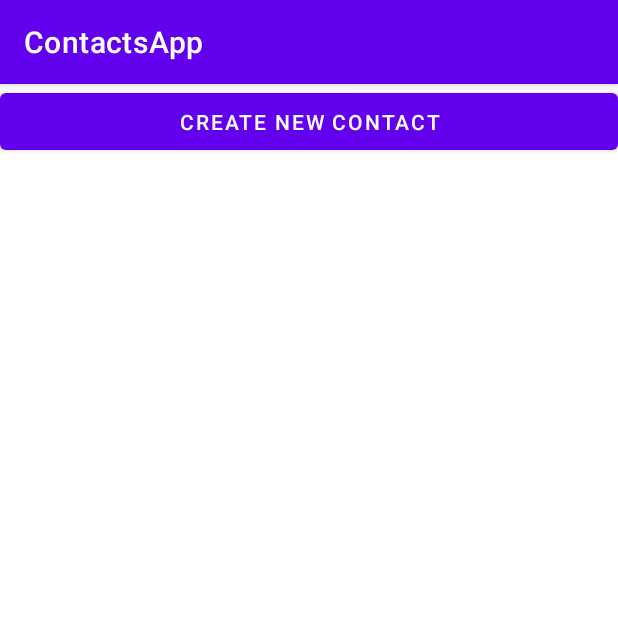
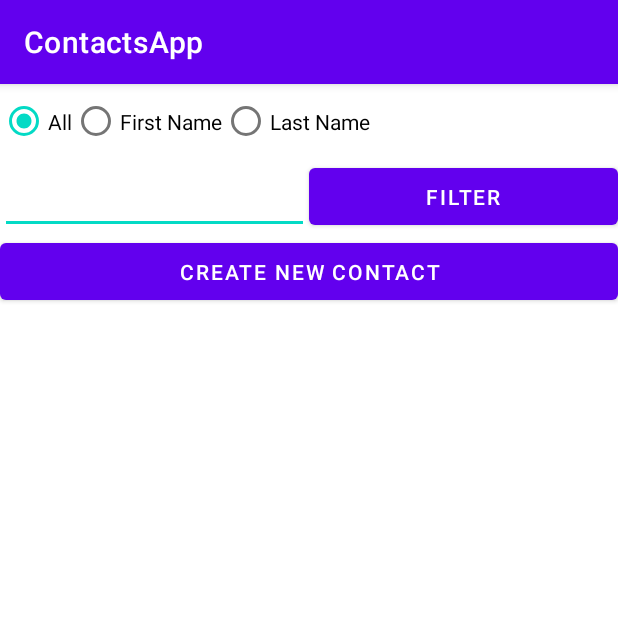
Before and after one commit to BrettDavis1/ContactsApp, an Android app: the screen it shows after launch (MainActivity), on a phone screen of 412 x 824 dp, the top half of it. Run offline under Robolectric (Android 15) with nearby library versions, the phone set to English and light mode, and no system bars; our stand-ins replace Room's generated code.

Commit message:
filter by first name and last name added

```diff
--- a/app/src/main/java/com/example/contactsapp/view/ContactsFragment.kt
+++ b/app/src/main/java/com/example/contactsapp/view/ContactsFragment.kt
@@ -24,12 +24,16 @@ import com.example.contactsapp.model.Contact
 import com.example.contactsapp.model.Header
 import com.example.contactsapp.util.ViewType
 import com.example.contactsapp.viewmodel.ContactsFragmentViewModel
+import com.google.android.material.radiobutton.MaterialRadioButton
 import kotlin.math.log
 
 
 class ContactsFragment : Fragment() {
     private lateinit var binding: FragmentContactsBinding
     private val viewModel by viewModels<ContactsFragmentViewModel>()
+    private val NO_FILTER = 0
+    private val FIRST_NAME_FILTER = 1
+    private val LAST_NAME_FILTER = 2
 //    private val arguments by navArgs<>()
 
     override fun onCreate(savedInstanceState: Bundle?) {
@@ -47,6 +51,7 @@ class ContactsFragment : Fragment() {
 
     override fun onViewCreated(view: View, savedInstanceState: Bundle?) {
         super.onViewCreated(view, savedInstanceState)
+//        binding.rgFilter.check(binding.rbAll.id)  // doing this in xml now
         binding.btnCreateContact.setOnClickListener {
             val action = ContactsFragmentDirections.actionContactsFragmentToCreateEditContactFragment(null)
             findNavController().navigate(action)
@@ -60,12 +65,41 @@ class ContactsFragment : Fragment() {
         viewModel.getContacts()
 //        viewModel.contacts.observe(this.viewLifecycleOwner, Observer {
 //            binding.rvContacts.layoutManager = LinearLayoutManager(this.context)
-//            binding.rvContacts.adapter = it?.let { contacts -> ContactAdapter(contacts, listener) }
+//            binding.rvContacts.adapter = it?.let { contacts -> MyAdapter(convertContactsIntoViewType(contacts), listener) }
 //        })
+        var field = NO_FILTER
+        var filter = binding.etField.text.toString()
+        binding.btnFilter.setOnClickListener {
+            val selectedOption: Int = binding.rgFilter.checkedRadioButtonId
+            field = when(selectedOption) {
+                binding.rbFirstName.id -> FIRST_NAME_FILTER
+                binding.rbLastName.id -> LAST_NAME_FILTER
+                else -> NO_FILTER
+            }
+            filter = binding.etField.text.toString()
+            if(viewModel.contacts.value != null) {
+                binding.rvContacts.adapter = it?.let {
+                    MyAdapter(convertContactsIntoViewType(
+                            filterBy(field, filter, viewModel.contacts.value!!) ), listener) }// check to make sure not null before calling
+            }
+        }
         viewModel.contacts.observe(this.viewLifecycleOwner, Observer {
             binding.rvContacts.layoutManager = LinearLayoutManager(this.context)
-            binding.rvContacts.adapter = it?.let { contacts -> MyAdapter(convertContactsIntoViewType(contacts), listener) }
+            binding.rvContacts.adapter = it?.let { contacts ->
+                MyAdapter(convertContactsIntoViewType(
+                    filterBy(field, filter, contacts)), listener) }
         })
+    }
+    private fun filterBy(field: Int, filter: String, contacts: List<Contact>) : List<Contact> {
+        return when(field) {
+            FIRST_NAME_FILTER -> contacts.filter {
+                it.fName.contains(filter)
+            }
+            LAST_NAME_FILTER -> contacts.filter {
+                it.lName.contains(filter)
+            }
+            else -> contacts
+        }
     }
     private fun convertContactsIntoViewType(contacts: List<Contact>) : List<ViewType> {
         val viewTypeList = mutableListOf<ViewType>()
--- a/app/src/main/res/layout/fragment_contacts.xml
+++ b/app/src/main/res/layout/fragment_contacts.xml
@@ -5,13 +5,60 @@
     android:layout_height="match_parent"
     xmlns:app="http://schemas.android.com/apk/res-auto"
     tools:context=".view.ContactsFragment">
+    <RadioGroup
+        android:id="@+id/rg_filter"
+        android:layout_width="0dp"
+        android:layout_height="50dp"
+        app:layout_constraintTop_toTopOf="parent"
+        app:layout_constraintEnd_toEndOf="parent"
+        app:layout_constraintBottom_toTopOf="@id/btn_filter"
+        app:layout_constraintStart_toStartOf="parent"
+        android:orientation="horizontal"
+        android:checkedButton="@id/rb_all"
+        >
+        <com.google.android.material.radiobutton.MaterialRadioButton
+            android:id="@+id/rb_all"
+            android:layout_width="wrap_content"
+            android:layout_height="match_parent"
+            android:text="All"
 
+            />
+        <com.google.android.material.radiobutton.MaterialRadioButton
+            android:id="@+id/rb_first_name"
+            android:layout_width="wrap_content"
+            android:layout_height="match_parent"
+            android:text="First Name"
+            />
+        <com.google.android.material.radiobutton.MaterialRadioButton
+            android:id="@+id/rb_last_name"
+            android:layout_width="wrap_content"
+            android:layout_height="match_parent"
+            android:text="Last Name"
+            />
+    </RadioGroup>
+    <androidx.appcompat.widget.AppCompatEditText
+        android:id="@+id/et_field"
+        android:layout_width="0dp"
+        android:layout_height="50dp"
+        app:layout_constraintStart_toStartOf="parent"
+        app:layout_constraintTop_toBottomOf="@id/rg_filter"
+        app:layout_constraintEnd_toStartOf="@id/btn_filter"
+        app:layout_constraintBottom_toTopOf="@id/btn_create_contact"/>
+    <com.google.android.material.button.MaterialButton
+        android:id="@+id/btn_filter"
+        android:layout_width="0dp"
+        android:layout_height="50dp"
+        android:text="Filter"
+        app:layout_constraintTop_toBottomOf="@id/rg_filter"
+        app:layout_constraintEnd_toEndOf="parent"
+        app:layout_constraintStart_toEndOf="@id/et_field"
+        app:layout_constraintBottom_toTopOf="@id/btn_create_contact"/>
     <com.google.android.material.button.MaterialButton
         android:id="@+id/btn_create_contact"
         android:text="Create New Contact"
         android:layout_width="0dp"
         android:layout_height="50dp"
-        app:layout_constraintTop_toTopOf="parent"
+        app:layout_constraintTop_toBottomOf="@id/btn_filter"
         app:layout_constraintEnd_toEndOf="parent"
         app:layout_constraintStart_toStartOf="parent"
         app:layout_constraintBottom_toTopOf="@id/rv_contacts"/>
```
